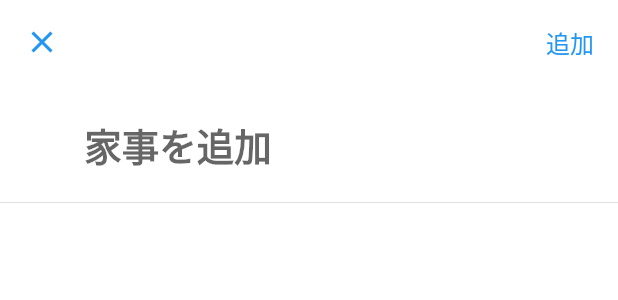
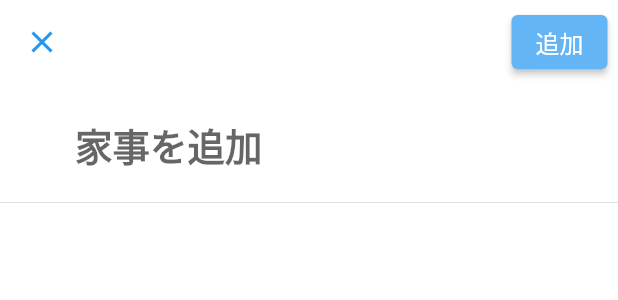
Before and after one commit to fen0268/PocketMoneyManage, a Flutter app: the TaskAddPage widget shown alone on an empty page, opened directly, on a phone screen of 412 x 824 dp. Shown: the top 300 px of the screen. Run offline on Flutter 3.47's test engine with Material 2 defaults, Android fonts, the phone set to English and light mode, and no system bars; our stand-ins replace flutter_riverpod, flutter_speed_dial, freezed_annotation, google_fonts, objectbox, syncfusion_flutter_calendar and 1 more; missing offline and left inert: flat_buffers, objectbox_flutter_libs.

Commit message:
appbarのネスト位置

```diff
--- a/lib/pages/task_add_page.dart
+++ b/lib/pages/task_add_page.dart
@@ -6,37 +6,50 @@ class TaskAddPage extends ConsumerWidget {
 
   @override
   Widget build(BuildContext context, WidgetRef ref) {
-    return Scaffold(
-      appBar: AppBar(
+    final deviceHeight = MediaQuery.of(context).size.height;
+    return Column(
+      children: [
+        Container(
+          child: AppBar(
             leading: IconButton(
-          onPressed: () {},
+              onPressed: () {
+                Navigator.of(context).pop();
+              },
               icon: const Icon(Icons.close),
             ),
             actions: [
-          TextButton(
+              Container(
+                padding: const EdgeInsets.only(
+                  top: 10,
+                  left: 7,
+                  right: 7,
+                  bottom: 10,
+                ),
+                child: ElevatedButton(
                   onPressed: () {},
+                  style: ElevatedButton.styleFrom(
+                    backgroundColor: Colors.blue.shade300,
+                  ),
                   child: const Text('追加'),
+                ),
               ),
             ],
             elevation: 0,
             shape: const RoundedRectangleBorder(
               borderRadius: BorderRadius.only(
-            topLeft: Radius.circular(20),
-            topRight: Radius.circular(20),
+                topLeft: Radius.circular(10),
+                topRight: Radius.circular(10),
               ),
             ),
           ),
-      body: SafeArea(
-        child: SingleChildScrollView(
-          child: Column(
-            children: [
+        ),
         Container(
           padding: const EdgeInsets.only(top: 10, left: 50, right: 5),
           child: TextFormField(
             style: const TextStyle(fontSize: 25),
             decoration: const InputDecoration(
               border: InputBorder.none,
-                    hintText: ' 家事を追加',
+              hintText: '家事を追加',
               hintStyle: TextStyle(
                 fontSize: 25,
               ),
@@ -44,13 +57,8 @@ class TaskAddPage extends ConsumerWidget {
           ),
         ),
         const Divider(),
-              Container(
-
-              )
+        Container()
       ],
-          ),
-        ),
-      ),
     );
   }
 }
--- a/lib/widgets/floating_action_button_widget.dart
+++ b/lib/widgets/floating_action_button_widget.dart
@@ -26,8 +26,11 @@ class FloatingActionButtonWidget extends ConsumerWidget {
           onTap: () => showModalBottomSheet<void>(
             context: context,
             isScrollControlled: true,
-            shape: RoundedRectangleBorder(
-              borderRadius: BorderRadius.circular(10),
+            shape: const RoundedRectangleBorder(
+              borderRadius: BorderRadius.only(
+                topLeft: Radius.circular(10),
+                topRight: Radius.circular(10),
+              ),
             ),
             builder: (context) => SizedBox(
               height: deviceHeight * 0.90,
```
Lines whose indentation alone changed are shown as unchanged.
